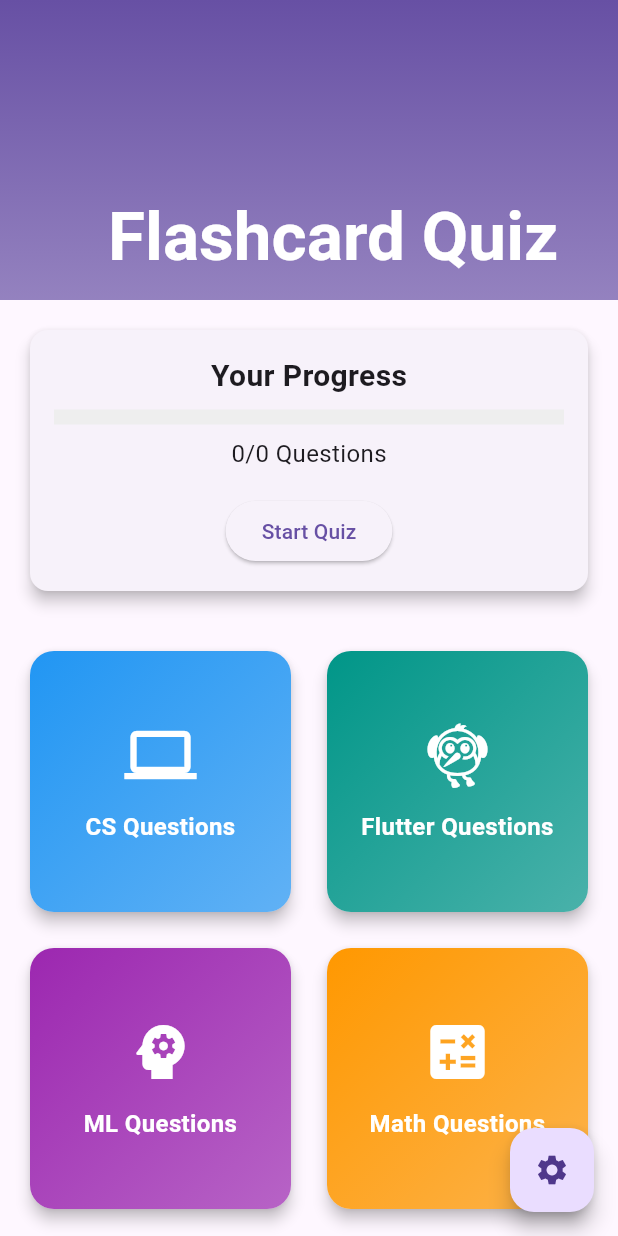
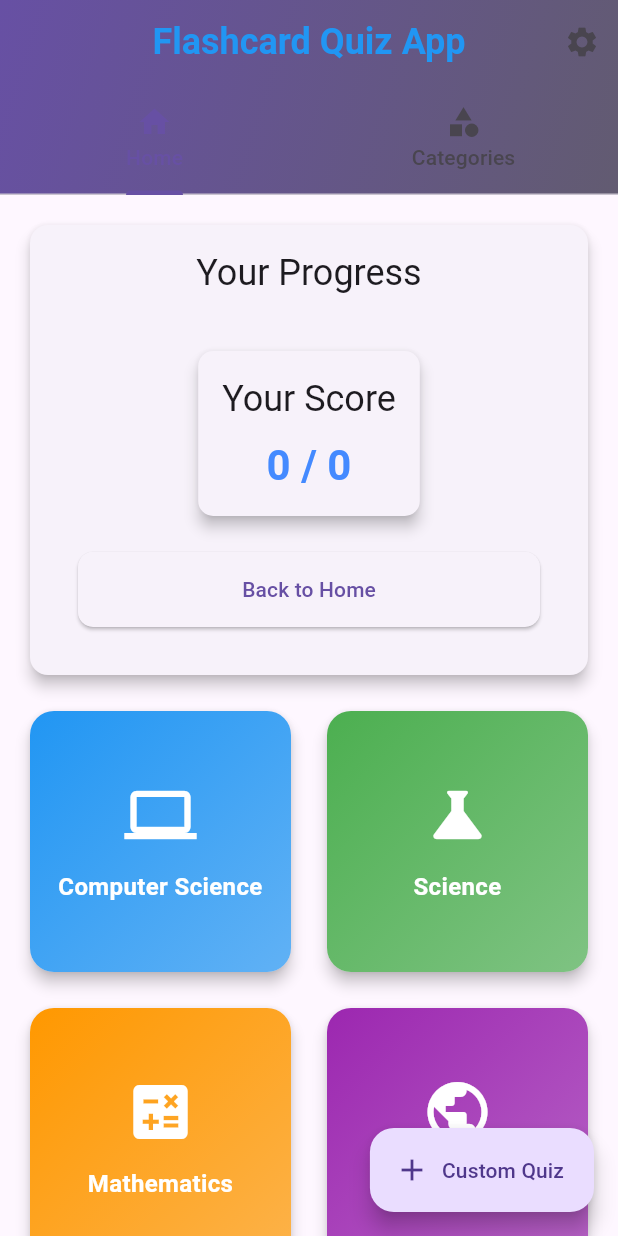
Before and after one commit to YoussefSalem582/CodeAlpha-Flashcard-Quiz-App, a Flutter app: the screen it shows after launch, on a phone screen of 412 x 824 dp. Run offline on Flutter 3.47's test engine with Material 3 defaults, Android fonts, the phone set to English and light mode, and no system bars; drawn by our look-alikes of animated_text_kit; our stand-ins replace shared_preferences.

Commit message:
feat: Add categories screen and refactor home screen with tab navigation

```diff
--- a/lib/main.dart
+++ b/lib/main.dart
@@ -1,34 +1,36 @@
 import 'package:flutter/material.dart';
 import 'package:provider/provider.dart';
-import 'models/flashcard.dart';
-import 'screens/home_screen.dart';
-import 'services/trivia_service.dart';
-import 'providers/flashcard_provider.dart';
 import 'providers/progress_provider.dart';
 import 'providers/settings_provider.dart';
+import 'screens/home_screen.dart';
+import 'screens/categories_screen.dart';
+import 'screens/custom_flashcard_screen.dart';
+import 'screens/settings_screen.dart';
 
 void main() {
-  runApp(const MyApp());
+  runApp(MyApp());
 }
 
 class MyApp extends StatelessWidget {
-  const MyApp({super.key});
-
   @override
   Widget build(BuildContext context) {
     return MultiProvider(
       providers: [
-        ChangeNotifierProvider(create: (context) => FlashcardProvider()),
-        ChangeNotifierProvider(create: (context) => ProgressProvider()),
-        ChangeNotifierProvider(create: (context) => SettingsProvider()),
+        ChangeNotifierProvider(create: (_) => ProgressProvider()),
+        ChangeNotifierProvider(create: (_) => SettingsProvider()),
       ],
       child: MaterialApp(
-        debugShowCheckedModeBanner: false,
         title: 'Flashcard Quiz App',
         theme: ThemeData(
           primarySwatch: Colors.blue,
         ),
-        home: const HomeScreen(),
+        initialRoute: '/',
+        routes: {
+          '/': (context) => HomeScreen(),
+          '/categories': (context) => CategoriesScreen(),
+          '/custom': (context) => CustomFlashcardScreen(),
+          '/settings': (context) => SettingsScreen(),
+        },
       ),
     );
   }
--- a/lib/screens/home_screen.dart
+++ b/lib/screens/home_screen.dart
@@ -1,88 +1,133 @@
-// lib/screens/home_screen.dart
 import 'package:flutter/material.dart';
 import 'package:provider/provider.dart';
-import 'package:animated_text_kit/animated_text_kit.dart'; // Ensure this import is included
-import '../providers/settings_provider.dart';
+import 'package:animated_text_kit/animated_text_kit.dart';
+import '../providers/progress_provider.dart';
+import '../widgets/score_widget.dart';
 import '../widgets/category_card.dart';
-import '../providers/progress_provider.dart';
-import 'custom_flashcard_screen.dart';
+import '../services/trivia_service.dart';
 import 'quiz_screen.dart';
 
-class HomeScreen extends StatelessWidget {
+class HomeScreen extends StatefulWidget {
   const HomeScreen({super.key});
+
+  @override
+  State<HomeScreen> createState() => _HomeScreenState();
+}
+
+class _HomeScreenState extends State<HomeScreen> with SingleTickerProviderStateMixin {
+  late TabController _tabController;
+
+  final List<Map<String, dynamic>> categoriesWithColors = [
+    {'color': Colors.blue, 'icon': Icons.computer, 'name': 'Computer Science'},
+    {'color': Colors.green, 'icon': Icons.science, 'name': 'Science'},
+    {'color': Colors.orange, 'icon': Icons.calculate, 'name': 'Mathematics'},
+    {'color': Colors.purple, 'icon': Icons.public, 'name': 'Geography'},
+    {'color': Colors.red, 'icon': Icons.history, 'name': 'History'},
+    {'color': Colors.teal, 'icon': Icons.book, 'name': 'English'},
+    {'color': Colors.indigo, 'icon': Icons.lightbulb, 'name': 'General Knowledge'},
+    {'color': Colors.amber, 'icon': Icons.games, 'name': 'Entertainment'},
+  ];
+
+  @override
+  void initState() {
+    super.initState();
+    _tabController = TabController(length: 2, vsync: this);
+  }
+
+  @override
+  void dispose() {
+    _tabController.dispose();
+    super.dispose();
+  }
 
   @override
   Widget build(BuildContext context) {
     return Scaffold(
-      body: CustomScrollView(
-        slivers: [
-          SliverAppBar(
-            expandedHeight: 200,
-            pinned: true,
-            flexibleSpace: FlexibleSpaceBar(
-              title: DefaultTextStyle(
-                style: const TextStyle(
-                  fontSize: 30,
+      appBar: AppBar(
+        title: AnimatedTextKit(
+          animatedTexts: [
+            ColorizeAnimatedText(
+              'Flashcard Quiz App',
+              textStyle: const TextStyle(
+                fontSize: 24.0,
                 fontWeight: FontWeight.bold,
               ),
-                child: AnimatedTextKit(
-                  animatedTexts: [
-                    WavyAnimatedText('Flashcard Quiz'),
+              colors: [
+                Colors.blue,
+                Colors.purple,
+                Colors.red,
+                Colors.green,
+              ],
+            ),
           ],
           isRepeatingAnimation: true,
         ),
-              ),
-              background: Container(
+        centerTitle: true,
+        flexibleSpace: Container(
           decoration: BoxDecoration(
             gradient: LinearGradient(
-                    begin: Alignment.topCenter,
-                    end: Alignment.bottomCenter,
+              begin: Alignment.topLeft,
+              end: Alignment.bottomRight,
               colors: [
                 Theme.of(context).primaryColor,
-                      Theme.of(context).primaryColor.withOpacity(0.7),
+                Theme.of(context).colorScheme.secondary,
               ],
             ),
           ),
         ),
+        actions: [
+          IconButton(
+            icon: const Icon(Icons.settings),
+            onPressed: () => Navigator.pushNamed(context, '/settings'),
+            tooltip: 'Settings',
+          ),
+        ],
+        bottom: TabBar(
+          controller: _tabController,
+          tabs: const [
+            Tab(icon: Icon(Icons.home), text: 'Home'),
+            Tab(icon: Icon(Icons.category), text: 'Categories'),
+          ],
         ),
       ),
-          SliverToBoxAdapter(
-            child: Consumer<ProgressProvider>(
-              builder: (context, progress, _) => Padding(
+      body: TabBarView(
+        controller: _tabController,
+        children: [
+          _buildHomeTab(),
+          _buildCategoriesTab(),
+        ],
+      ),
+      floatingActionButton: FloatingActionButton.extended(
+        onPressed: () => Navigator.pushNamed(context, '/custom'),
+        icon: const Icon(Icons.add),
+        label: const Text('Custom Quiz'),
+        tooltip: 'Create custom flashcards',
+      ),
+    );
+  }
+
+  Widget _buildHomeTab() {
+    return Consumer<ProgressProvider>(
+      builder: (context, progressProvider, _) {
+        return CustomScrollView(
+          slivers: [
+            SliverPadding(
               padding: const EdgeInsets.all(16.0),
+              sliver: SliverToBoxAdapter(
                 child: Card(
                   elevation: 4,
                   child: Padding(
                     padding: const EdgeInsets.all(16.0),
                     child: Column(
                       children: [
-                        const Text(
+                        Text(
                           'Your Progress',
-                          style: TextStyle(
-                            fontSize: 20,
-                            fontWeight: FontWeight.bold,
-                          ),
-                        ),
-                        const SizedBox(height: 8),
-                        LinearProgressIndicator(
-                          value: progress.totalQuestions == 0
-                              ? 0
-                              : progress.correctAnswers / progress.totalQuestions,
-                          backgroundColor: Colors.grey[200],
-                          valueColor: AlwaysStoppedAnimation<Color>(
-                            Theme.of(context).colorScheme.primary,
-                          ),
-                          minHeight: 10,
-                        ),
-                        const SizedBox(height: 8),
-                        Text(
-                          '${progress.correctAnswers}/${progress.totalQuestions} Questions',
-                          style: const TextStyle(fontSize: 16),
+                          style: Theme.of(context).textTheme.headlineSmall,
                         ),
                         const SizedBox(height: 16),
-                        ElevatedButton(
-                          onPressed: () => _navigateToQuiz(context),
-                          child: const Text('Start Quiz'),
+                        ScoreWidget(
+                          score: progressProvider.correctAnswers,
+                          total: progressProvider.totalQuestions,
                         ),
                       ],
                     ),
@@ -90,114 +135,62 @@
                 ),
               ),
             ),
-          ),
             SliverPadding(
-            padding: const EdgeInsets.all(16.0),
+              padding: const EdgeInsets.symmetric(horizontal: 16.0),
               sliver: SliverGrid(
                 gridDelegate: const SliverGridDelegateWithFixedCrossAxisCount(
                   crossAxisCount: 2,
+                  childAspectRatio: 1.0,
+                  crossAxisSpacing: 16.0,
                   mainAxisSpacing: 16.0,
-                crossAxisSpacing: 16.0,
-                childAspectRatio: 1.0,
                 ),
-              delegate: SliverChildListDelegate([
-                CategoryCard(
-                  title: 'CS Questions',
-                  icon: Icons.computer,
-                  color: Colors.blue,
-                  onTap: () => _navigateToQuiz(context, 'CS Questions'),
+                delegate: SliverChildBuilderDelegate(
+                      (context, index) {
+                    if (index >= 4) return null;
+                    final category = categoriesWithColors[index];
+                    return _buildCategoryCard(context, category);
+                  },
+                  childCount: 4,
                 ),
-                CategoryCard(
-                  title: 'Flutter Questions',
-                  icon: Icons.flutter_dash,
-                  color: Colors.teal,
-                  onTap: () => _navigateToQuiz(context, 'Flutter Questions'),
-                ),
-                CategoryCard(
-                  title: 'ML Questions',
-                  icon: Icons.psychology,
-                  color: Colors.purple,
-                  onTap: () => _navigateToQuiz(context, 'ML Questions'),
-                ),
-                CategoryCard(
-                  title: 'Math Questions',
-                  icon: Icons.calculate,
-                  color: Colors.orange,
-                  onTap: () => _navigateToQuiz(context, 'Math Questions'),
-                ),
-                CategoryCard(
-                  title: 'English',
-                  icon: Icons.book,
-                  color: Colors.green,
-                  onTap: () => _navigateToQuiz(context, 'English'),
-                ),
-                CategoryCard(
-                  title: 'Custom Flashcards',
-                  icon: Icons.create,
-                  color: Colors.pink,
-                  onTap: () => _navigateToCustomFlashcards(context),
-                ),
-              ]),
               ),
             ),
           ],
+        );
+      },
+    );
+  }
+
+  Widget _buildCategoriesTab() {
+    return GridView.builder(
+      padding: const EdgeInsets.all(16.0),
+      gridDelegate: const SliverGridDelegateWithFixedCrossAxisCount(
+        crossAxisCount: 2,
+        childAspectRatio: 1.0,
+        crossAxisSpacing: 16.0,
+        mainAxisSpacing: 16.0,
       ),
-      floatingActionButton: FloatingActionButton(
-        onPressed: () => _showSettingsDialog(context),
-        child: const Icon(Icons.settings),
+      itemCount: categoriesWithColors.length,
+      itemBuilder: (context, index) => _buildCategoryCard(
+        context,
+        categoriesWithColors[index],
       ),
     );
   }
 
-  void _navigateToQuiz(BuildContext context, [String? category]) {
+  Widget _buildCategoryCard(BuildContext context, Map<String, dynamic> category) {
+    return CategoryCard(
+      title: category['name'] as String,
+      icon: category['icon'] as IconData,
+      color: category['color'] as Color,
+      onTap: () => _navigateToQuiz(context, category['name'] as String),
+    );
+  }
+
+  void _navigateToQuiz(BuildContext context, String category) {
     Navigator.push(
       context,
       MaterialPageRoute(
-        builder: (context) => QuizScreen(category: category ?? 'Flutter Questions'), // Replace with the correct screen for the quiz
-      ),
-    );
-  }
-  void _navigateToCustomFlashcards(BuildContext context) {
-    Navigator.push(
-      context,
-      MaterialPageRoute(
-        builder: (context) => CustomFlashcardScreen(),
-      ),
-    );
-  }
-
-  void _showSettingsDialog(BuildContext context) {
-    showDialog(
-      context: context,
-      builder: (context) => AlertDialog(
-        title: const Text('Settings'),
-        content: Column(
-          mainAxisSize: MainAxisSize.min,
-          children: [
-            Consumer<SettingsProvider>(
-              builder: (context, settings, _) => Column(
-                children: [
-                  SwitchListTile(
-                    title: const Text('Sound Effects'),
-                    value: settings.option1,
-                    onChanged: (value) => settings.setOption1(value),
-                  ),
-                  SwitchListTile(
-                    title: const Text('Dark Mode'),
-                    value: settings.option2,
-                    onChanged: (value) => settings.setOption2(value),
-                  ),
-                ],
-              ),
-            ),
-          ],
-        ),
-        actions: [
-          TextButton(
-            onPressed: () => Navigator.pop(context),
-            child: const Text('Close'),
-          ),
-        ],
+        builder: (context) => QuizScreen(category: category),
       ),
     );
   }
--- a/pubspec.yaml
+++ b/pubspec.yaml
@@ -28,6 +28,7 @@
 # the latest version available on pub.dev. To see which dependencies have newer
 # versions available, run `flutter pub outdated`.
 dependencies:
+  animations:
   flutter:
     sdk: flutter
 
@@ -35,8 +36,8 @@
   audioplayers:
   shared_preferences:
   animated_text_kit:
-  animations:
   confetti:
+  http:
 
   # The following adds the Cupertino Icons font to your application.
   # Use with the CupertinoIcons class for iOS style icons.
```
Also changed, not shown: lib/screens/categories_screen.dart (added, +84 -0 lines), lib/screens/quiz_screen.dart (+115 -90 lines), lib/services/trivia_service.dart (+75 -18 lines), pubspec.lock. Lines whose indentation alone changed are shown as unchanged.
